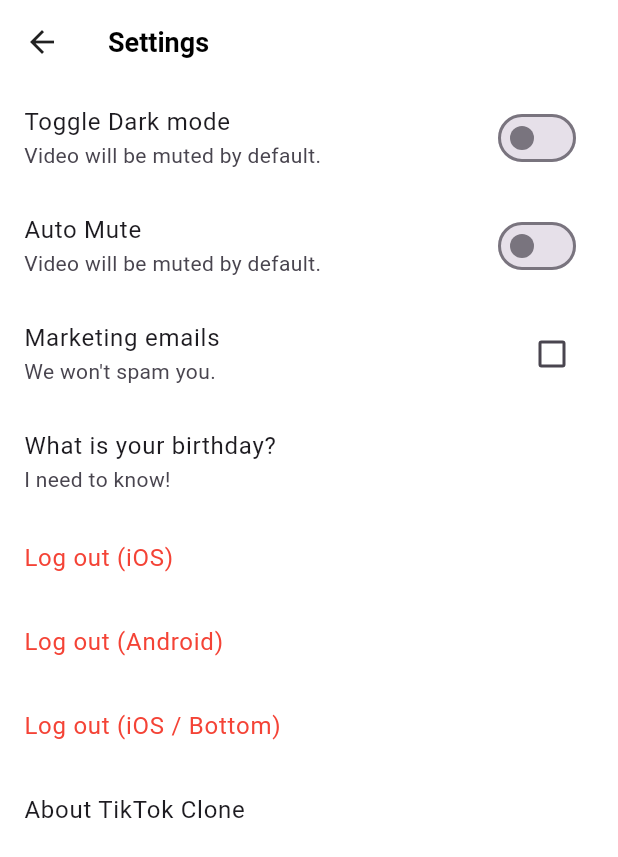
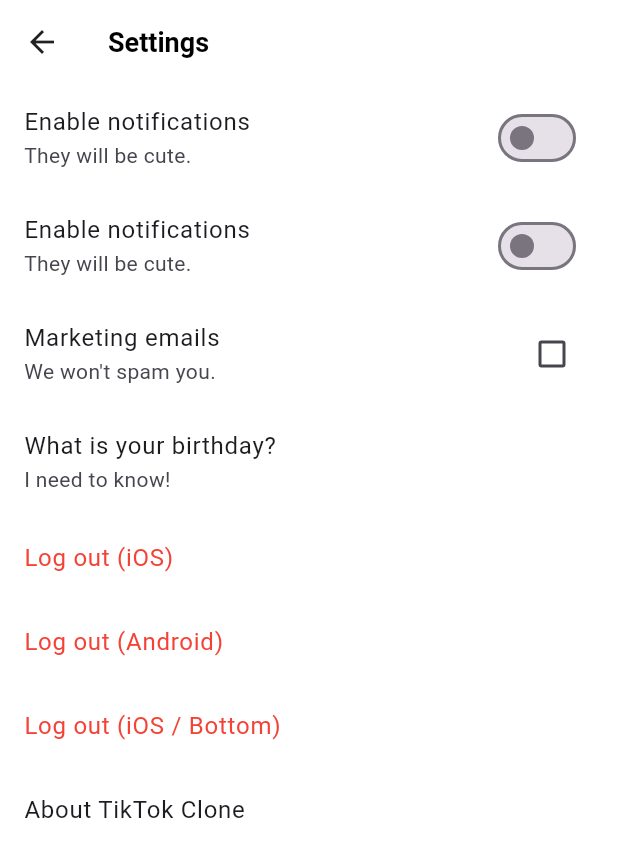
Before and after one commit to x0o0b/tiktok_clone, a Flutter app: the SettingsScreen screen opened directly, on a phone screen of 412 x 824 dp. Shown: the top 857 px of the screen. Run offline on Flutter 3.47's test engine with Material 2 defaults, Android fonts, the phone set to English and light mode, and no system bars; our stand-ins replace camera, font_awesome_flutter, gallery_saver, go_router, image_picker, permission_handler and 2 more; network calls fail.

```diff
--- a/lib/common/widgets/video_config/video_config.dart
+++ b/lib/common/widgets/video_config/video_config.dart
@@ -1,5 +1,22 @@
 import 'package:flutter/material.dart';
 
-final videoConfig = ValueNotifier(false);
+class VideoConfig extends ChangeNotifier {
+  bool isMuted = false;
+  bool isAutoplay = false;
+  bool darkMode = false;
 
-final darkMode = ValueNotifier(false);
+  void toggleIsMuted() {
+    isMuted = !isMuted;
+    notifyListeners();
+  }
+
+  void toggleAutoplay() {
+    isAutoplay = !isAutoplay;
+    notifyListeners();
+  }
+
+  void toggleDarkMode() {
+    isAutoplay = !isAutoplay;
+    notifyListeners();
+  }
+}
--- a/lib/features/settings/settings_screen.dart
+++ b/lib/features/settings/settings_screen.dart
@@ -1,6 +1,7 @@
 import 'package:flutter/cupertino.dart';
 import 'package:flutter/material.dart';
 import 'package:font_awesome_flutter/font_awesome_flutter.dart';
+import 'package:provider/provider.dart';
 import 'package:tiktok_clone/common/widgets/video_config/video_config.dart';
 
 import '../../constants/breakpoints.dart';
@@ -35,27 +36,29 @@ class _SettingsScreenState extends State<SettingsScreen> {
           ),
           child: ListView(
             children: [
-              ValueListenableBuilder(
-                valueListenable: darkMode,
-                builder: (context, value, child) => SwitchListTile.adaptive(
-                  value: value,
-                  onChanged: (value) {
-                    darkMode.value = !darkMode.value;
-                  },
-                  title: Text("Toggle ${!value ? "Dark" : "light"} mode"),
-                  subtitle: const Text("Video will be muted by default."),
-                ),
+              // ValueListenableBuilder(
+              //   valueListenable: darkMode,
+              //   builder: (context, value, child) => SwitchListTile.adaptive(
+              //     value: value,
+              //     onChanged: (value) {
+              //       darkMode.value = !darkMode.value;
+              //     },
+              //     title: Text("Toggle ${!value ? "Dark" : "light"} mode"),
+              //     subtitle: const Text("Video will be muted by default."),
+              //   ),
+              // ),
+              SwitchListTile.adaptive(
+                value: context.watch<VideoConfig>().isMuted,
+                onChanged: (value) =>
+                    context.read<VideoConfig>().toggleIsMuted(),
+                title: const Text("Enable notifications"),
+                subtitle: const Text("They will be cute."),
               ),
-              ValueListenableBuilder(
-                valueListenable: videoConfig,
-                builder: (context, value, child) => SwitchListTile.adaptive(
-                  value: value,
-                  onChanged: (value) {
-                    videoConfig.value = !videoConfig.value;
-                  },
-                  title: const Text("Auto Mute"),
-                  subtitle: const Text("Video will be muted by default."),
-                ),
+              SwitchListTile.adaptive(
+                value: _notifiactions,
+                onChanged: _onNotificationsChanged,
+                title: const Text("Enable notifications"),
+                subtitle: const Text("They will be cute."),
               ),
               CheckboxListTile(
                 activeColor: Colors.black,
--- a/pubspec.yaml
+++ b/pubspec.yaml
@@ -52,6 +52,8 @@ dependencies:
 
   image_picker: 0.8.6+1
 
+  provider: 6.0.5
+
 dev_dependencies:
   flutter_test:
     sdk: flutter
```
Also changed, not shown: lib/features/videos/widgets/video_post.dart (+3 -9 lines), lib/main.dart (+10 -4 lines), pubspec.lock.
